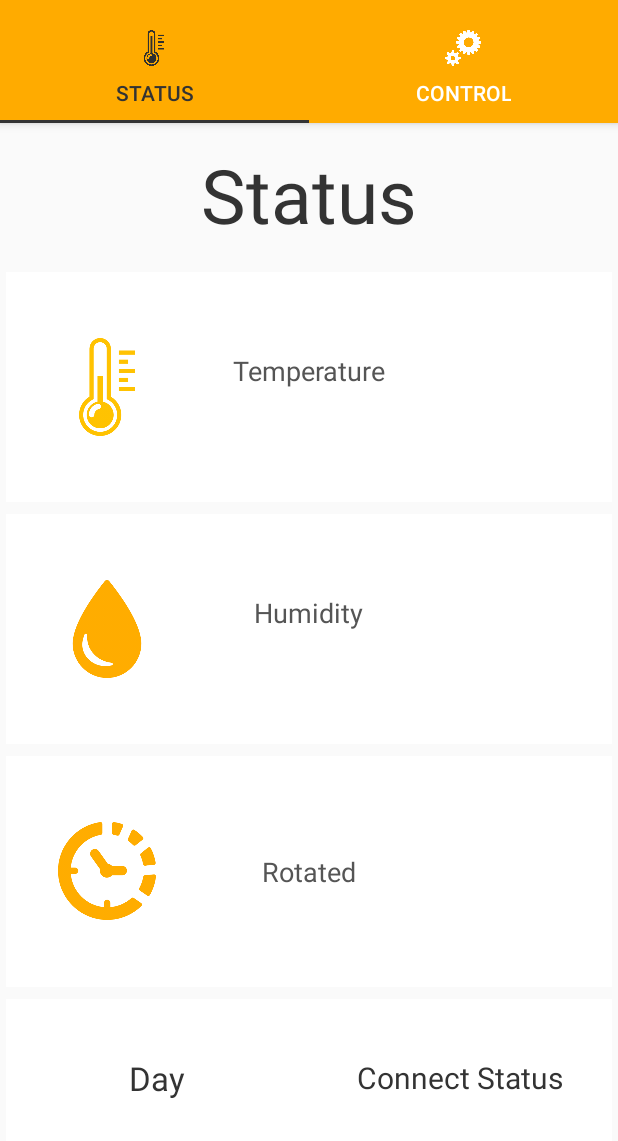
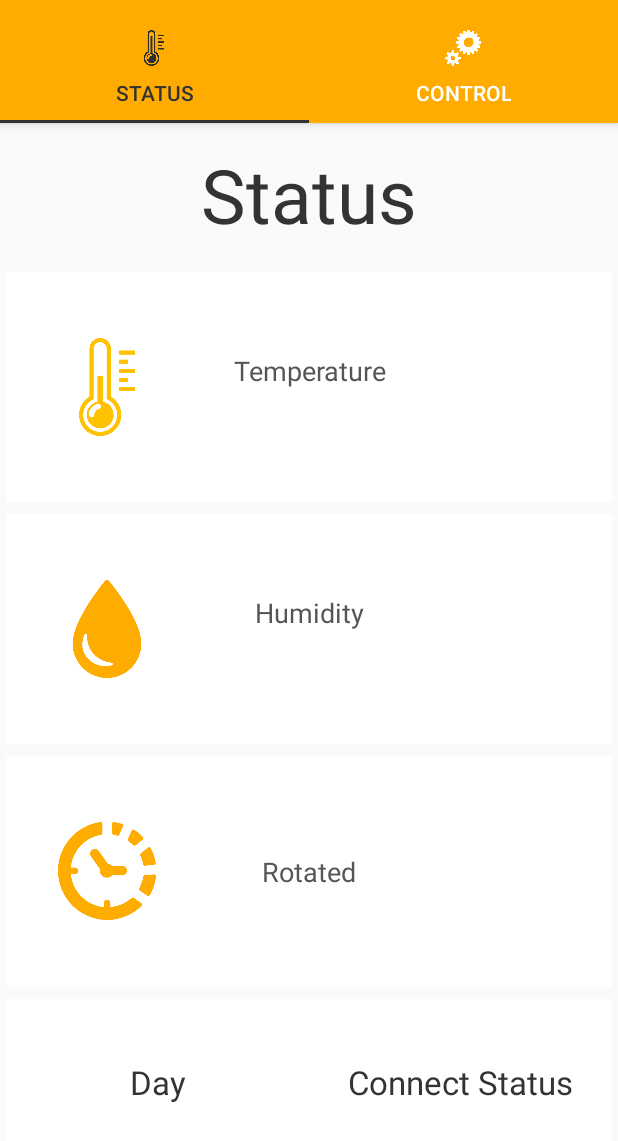
Before and after one commit to kimkimhun/IOTAPPLICATION, an Android app: the screen it shows after launch (HomeActivity), on a phone screen of 412 x 824 dp. Shown: the top 1141 px of the screen. Run offline under Robolectric (Android 15) with nearby library versions, the phone set to English and light mode, and no system bars; libraries missing offline, so code that uses them is left out: com.github.nkzawa.emitter, com.github.nkzawa.socketio; 7 statements that could not run were skipped.

Commit message:
4 Commit

```diff
--- a/app/src/main/res/layout/fragment_control.xml
+++ b/app/src/main/res/layout/fragment_control.xml
@@ -21,11 +21,9 @@
                 android:id="@+id/section_label"
                 android:layout_width="wrap_content"
                 android:layout_height="wrap_content"
-                android:layout_alignParentTop="true"
-                android:layout_centerHorizontal="true"
                 android:layout_gravity="center"
-                android:layout_marginBottom="10dp"
-                android:layout_marginTop="10dp"
+                android:layout_marginBottom="@dimen/space_14dp"
+                android:layout_marginTop="@dimen/space_14dp"
                 android:layout_weight="1"
                 android:gravity="center"
                 android:text="@string/fg_control_control"
--- a/app/src/main/res/layout/fragment_status.xml
+++ b/app/src/main/res/layout/fragment_status.xml
@@ -34,17 +34,17 @@
 
             <LinearLayout
 
+                android:layout_width="match_parent"
+                android:layout_height="0dp"
                 android:layout_weight="1"
-                android:orientation="vertical"
-                android:layout_width="match_parent"
-                android:layout_height="0dp">
+                android:orientation="vertical">
 
                 <LinearLayout
-                    android:layout_margin="@dimen/space_4dp"
-                    android:background="@color/bgColorWhite"
-                    android:layout_weight="1"
                     android:layout_width="match_parent"
                     android:layout_height="0dp"
+                    android:layout_margin="@dimen/space_4dp"
+                    android:layout_weight="1"
+                    android:background="@color/bgColorWhite"
                     android:orientation="horizontal">
 
                     <ImageView
@@ -64,18 +64,18 @@
 
                         <TextView
                             android:id="@+id/tv_Temp"
-                            android:layout_width="wrap_content"
+                            android:layout_width="match_parent"
                             android:layout_height="wrap_content"
-                            android:layout_gravity="center"
+                            android:gravity="center"
                             android:text="@string/fg_status_tv_temperature"
                             android:textColor="@color/textColorB1"
                             android:textSize="18sp" />
 
                         <TextView
                             android:id="@+id/tv_Temp_stat"
-                            android:layout_gravity="center"
-                            android:layout_width="wrap_content"
+                            android:layout_width="match_parent"
                             android:layout_height="wrap_content"
+                            android:gravity="center"
                             android:textColor="@color/textColorB1"
                             android:textSize="15sp" />
 
@@ -88,21 +88,20 @@
                         android:layout_height="wrap_content"
                         android:layout_gravity="center"
                         android:layout_weight="1"
+                        android:gravity="center"
                         android:textSize="30sp" />
 
                 </LinearLayout>
 
                 <LinearLayout
-                    android:layout_margin="@dimen/space_4dp"
-                    android:background="@color/bgColorWhite"
-                    android:layout_weight="1"
                     android:layout_width="match_parent"
                     android:layout_height="0dp"
-                    android:weightSum="3">
+                    android:layout_margin="@dimen/space_4dp"
+                    android:layout_weight="1"
+                    android:background="@color/bgColorWhite">
 
                     <ImageView
                         android:id="@+id/imgHum"
-
                         android:layout_width="0dp"
                         android:layout_height="65dp"
                         android:layout_gravity="center_vertical"
@@ -118,18 +117,20 @@
 
                         <TextView
                             android:id="@+id/tv_Hum"
-                            android:layout_width="wrap_content"
+                            android:layout_width="match_parent"
                             android:layout_height="wrap_content"
                             android:layout_gravity="center"
+                            android:gravity="center"
                             android:text="@string/fg_status_tv_humidity"
                             android:textColor="@color/textColorB1"
                             android:textSize="18sp" />
 
                         <TextView
                             android:id="@+id/tv_Hum_stat"
+                            android:layout_width="match_parent"
+                            android:layout_height="wrap_content"
                             android:layout_gravity="center"
-                            android:layout_width="wrap_content"
-                            android:layout_height="wrap_content"
+                            android:gravity="center"
                             android:textColor="@color/textColorB1"
                             android:textSize="15sp" />
                     </LinearLayout>
@@ -137,21 +138,22 @@
                     <TextView
 
                         android:id="@+id/tv_Hum_status"
-                        android:layout_width="wrap_content"
+                        android:layout_width="0dp"
                         android:layout_height="wrap_content"
                         android:layout_gravity="center"
                         android:layout_weight="1"
+                        android:gravity="center"
                         android:textSize="30sp" />
 
                 </LinearLayout>
 
 
                 <LinearLayout
+                    android:layout_width="match_parent"
+                    android:layout_height="0dp"
                     android:layout_margin="@dimen/space_4dp"
-                    android:background="@color/bgColorWhite"
                     android:layout_weight="1"
-                    android:layout_width="match_parent"
-                    android:layout_height="0dp">
+                    android:background="@color/bgColorWhite">
 
                     <ImageView
                         android:id="@+id/imgHour"
@@ -162,18 +164,18 @@
                         android:src="@drawable/clock" />
 
                     <LinearLayout
-                        android:orientation="vertical"
+                        android:layout_width="0dp"
+                        android:layout_height="match_parent"
                         android:layout_weight="1"
-                        android:layout_width="0dp"
-                        android:layout_height="match_parent">
+                        android:orientation="vertical">
 
 
                         <TextView
                             android:id="@+id/tv_Hour"
-                            android:layout_width="wrap_content"
+                            android:layout_width="match_parent"
                             android:layout_height="match_parent"
+                            android:layout_gravity="center"
                             android:gravity="center"
-                            android:layout_gravity="center"
                             android:text="@string/fg_status_tv_rotated"
                             android:textColor="@color/textColorB1"
                             android:textSize="18sp" />
@@ -183,47 +185,48 @@
 
                     <TextView
                         android:id="@+id/tv_Rotated_status"
-                        android:layout_width="wrap_content"
+                        android:layout_width="0dp"
                         android:layout_height="wrap_content"
                         android:layout_gravity="center_vertical"
                         android:layout_weight="1"
+                        android:gravity="center"
                         android:textSize="30sp" />
 
 
                 </LinearLayout>
 
                 <LinearLayout
-                    android:layout_margin="@dimen/space_4dp"
-                    android:background="@color/bgColorWhite"
                     android:layout_width="match_parent"
                     android:layout_height="0dp"
                     android:layout_gravity="center_vertical"
+                    android:layout_margin="@dimen/space_4dp"
                     android:layout_weight="1"
+                    android:background="@color/bgColorWhite"
                     android:orientation="horizontal">
 
                     <LinearLayout
                         android:layout_width="0dp"
                         android:layout_height="wrap_content"
+                        android:layout_gravity="center"
                         android:layout_weight="1"
-                        android:gravity="center"
-                        android:layout_gravity="center"
                         android:orientation="vertical">
 
                         <TextView
                             android:id="@+id/tv_Day_txt"
-                            android:layout_width="wrap_content"
+                            android:layout_width="match_parent"
                             android:layout_height="wrap_content"
-                            android:layout_centerHorizontal="true"
+                            android:gravity="center"
                             android:text="@string/fg_status_tv_day_stat"
                             android:textColor="@color/textColorSecondary"
                             android:textSize="22sp" />
 
                         <TextView
                             android:id="@+id/tv_Day"
-                            android:layout_width="wrap_content"
+                            android:layout_width="match_parent"
                             android:layout_height="wrap_content"
+                            android:gravity="center"
                             android:textColor="@color/textColorSecondary"
-                            android:textSize="36sp" />
+                            android:textSize="32sp" />
 
                     </LinearLayout>
 
@@ -237,22 +240,22 @@
 
                         <TextView
                             android:id="@+id/tv_Connect_txt"
-                            android:layout_width="wrap_content"
+                            android:layout_width="match_parent"
                             android:layout_height="wrap_content"
-                            android:layout_centerHorizontal="true"
+                            android:gravity="center"
                             android:text="@string/fg_status_tv_connect"
                             android:textColor="@color/textColorSecondary"
-                            android:textSize="20sp" />
+                            android:textSize="22sp" />
 
                         <TextView
                             android:id="@+id/tv_Connect"
-                            android:layout_width="wrap_content"
+                            android:layout_width="match_parent"
                             android:layout_height="wrap_content"
+                            android:gravity="center"
                             android:textColor="@color/textColorSecondary"
-                            android:textSize="36sp" />
+                            android:textSize="32sp" />
 
                     </LinearLayout>
-
 
 
                 </LinearLayout>
@@ -261,7 +264,6 @@
             </LinearLayout>
 
 
-
         </LinearLayout>
 
     </ScrollView>
```
Also changed, not shown: app/src/main/java/com/example/kimhunz/controlapplication/ControlFragment.java (+5 -5 lines), app/src/main/java/com/example/kimhunz/controlapplication/StatusFragment.java (+8 -7 lines).
